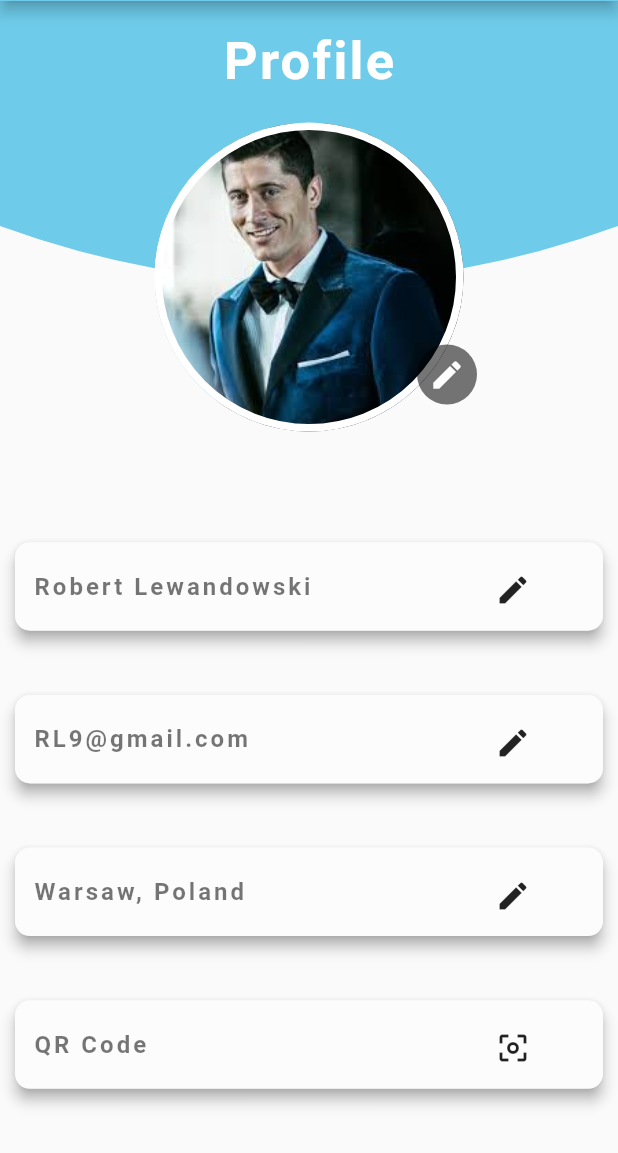
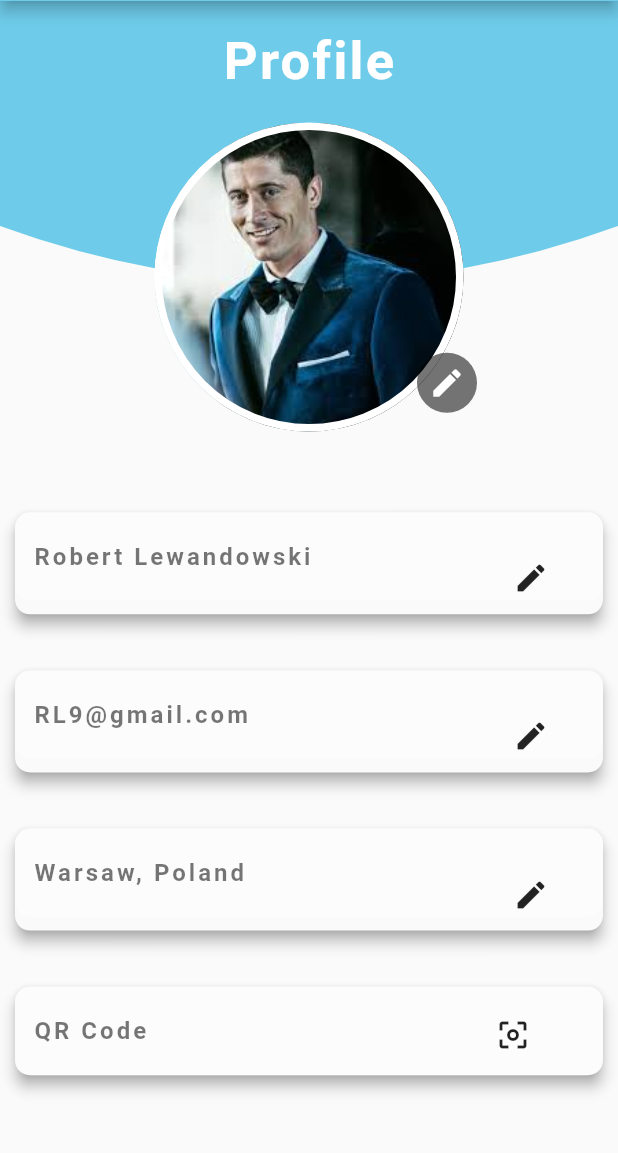
Before and after one commit to KhaledLoay99/qr_code_flutter_project, a Flutter app: the Profile screen opened directly, on a phone screen of 412 x 824 dp, the part 83-1236 px from its top. Run offline on Flutter 3.47's test engine with Material 2 defaults, Android fonts, the phone set to English and light mode, and no system bars.

Commit message:
profile page imprtant chnages

```diff
--- a/lib/ui/profile.dart
+++ b/lib/ui/profile.dart
@@ -8,6 +8,9 @@ class Profile extends StatefulWidget {
 }
 
 class _ProfileState extends State<Profile> {
+  final TextEditingController _controller = new TextEditingController();
+  TextFormField test;
+  bool _isEnabled = false;
   Widget textfield({@required String hintText, bool qr}) {
     return Material(
         elevation: 4,
@@ -15,8 +18,12 @@ class _ProfileState extends State<Profile> {
         shape: RoundedRectangleBorder(
           borderRadius: BorderRadius.circular(10),
         ),
+        child: Form(
           child: Stack(children: [
-          TextField(
+            test = TextFormField(
+              //readOnly: _notEnabled,
+              enabled: _isEnabled,
+              controller: _controller,
               decoration: InputDecoration(
                   hintText: hintText,
                   hintStyle: TextStyle(
@@ -33,15 +40,29 @@ class _ProfileState extends State<Profile> {
             Row(children: [
               Container(
                 padding: EdgeInsets.only(left: 320, top: 20),
-              child: qr ? Icon(Icons.center_focus_weak) : Icon(Icons.edit),
+                child: qr
+                    ? Icon(Icons.center_focus_weak)
+                    : IconButton(
+                        icon: Icon(Icons.edit),
+                        onPressed: () {
+                          setState(() {
+                            if (_isEnabled)
+                              _isEnabled = false;
+                            else
+                              _isEnabled = true;
+                          });
+                        },
+                      ),
               )
             ])
-        ]));
+          ]),
+        ));
   }
 
   @override
   Widget build(BuildContext context) {
     return Scaffold(
+      resizeToAvoidBottomInset: false,
       appBar: new AppBar(
         title: Image.asset('images/Dcode_home.jpg', fit: BoxFit.cover),
         leading: IconButton(
@@ -56,22 +77,7 @@ class _ProfileState extends State<Profile> {
         children: [
           Column(
             mainAxisAlignment: MainAxisAlignment.end,
-            children: [
-              Container(
-                height: 450,
-                width: double.infinity,
-                margin: EdgeInsets.symmetric(horizontal: 10),
-                child: Column(
-                  mainAxisAlignment: MainAxisAlignment.spaceEvenly,
-                  children: [
-                    textfield(hintText: 'Robert Lewandowski', qr: false),
-                    textfield(hintText: 'RL9@gmail.com', qr: false),
-                    textfield(hintText: 'Warsaw, Poland', qr: false),
-                    textfield(hintText: 'QR Code', qr: true),
-                  ],
-                ),
-              )
-            ],
+            children: [],
           ),
           CustomPaint(
             child: Container(
@@ -108,8 +114,11 @@ class _ProfileState extends State<Profile> {
               )
             ],
           ),
+          Column(
+            mainAxisAlignment: MainAxisAlignment.spaceAround,
+            children: [
               Padding(
-            padding: EdgeInsets.only(bottom: 270, left: 184),
+                padding: EdgeInsets.only(top: 220, left: 184),
                 child: CircleAvatar(
                   backgroundColor: Colors.black54,
                   child: IconButton(
@@ -119,6 +128,22 @@ class _ProfileState extends State<Profile> {
                     ),
                   ),
                 ),
+              ),
+              Container(
+                height: 450,
+                width: double.infinity,
+                margin: EdgeInsets.symmetric(horizontal: 10),
+                child: Column(
+                  mainAxisAlignment: MainAxisAlignment.spaceEvenly,
+                  children: [
+                    textfield(hintText: 'Robert Lewandowski', qr: false),
+                    textfield(hintText: 'RL9@gmail.com', qr: false),
+                    textfield(hintText: 'Warsaw, Poland', qr: false),
+                    textfield(hintText: 'QR Code', qr: true),
+                  ],
+                ),
+              )
+            ],
           ),
         ],
       ),
```
Lines whose indentation alone changed are shown as unchanged.
